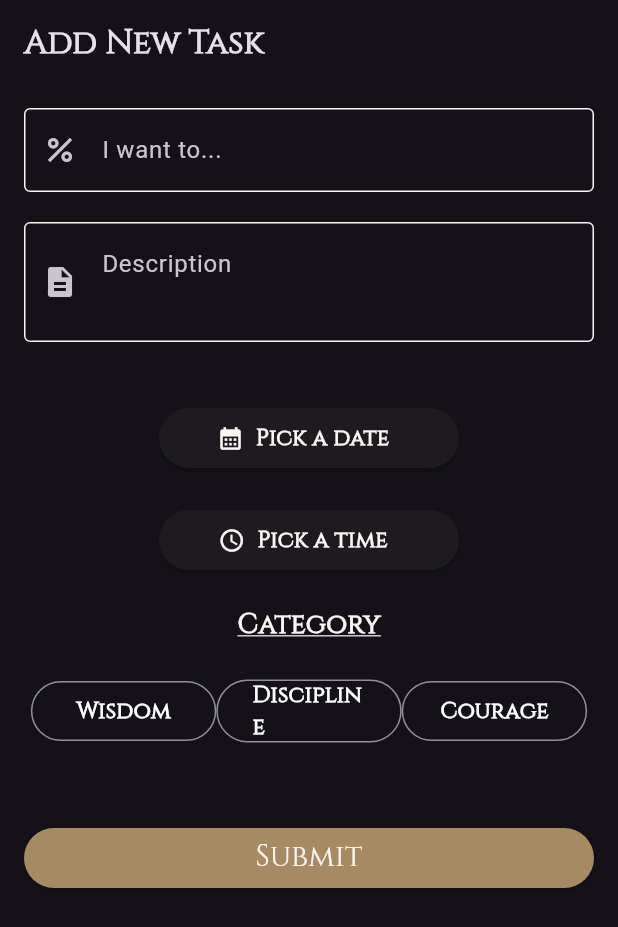
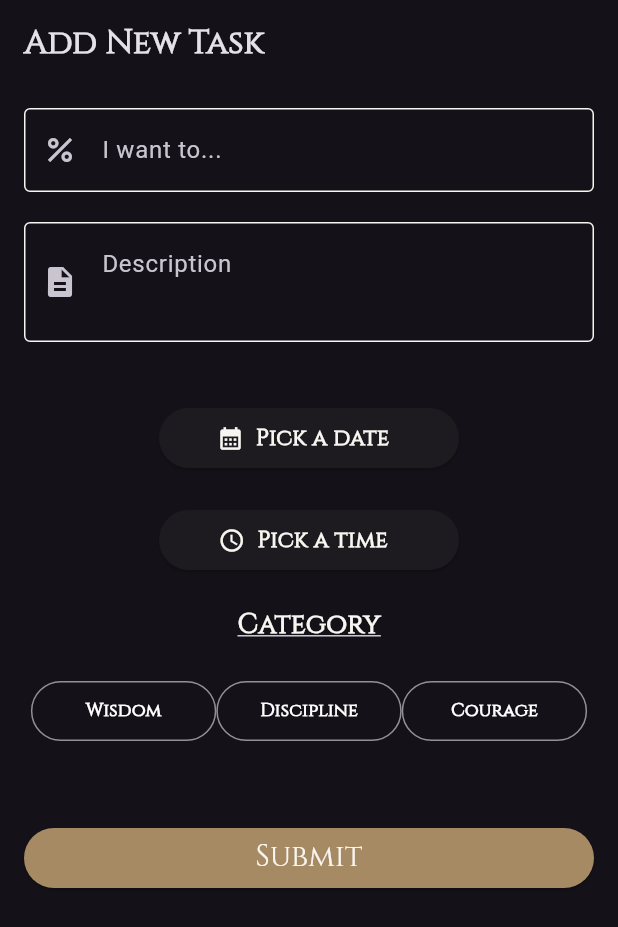
Before and after one commit to RickyS1ngh/aurelius, a Flutter app: the AddTaskScreen screen opened directly, on a phone screen of 412 x 824 dp. Shown: the top 927 px of the screen. Run offline on Flutter 3.47's test engine with Material 3 defaults, Android fonts, the light colour scheme and no system bars; our stand-ins replace cloud_firestore, dash_chat_2, firebase_auth, firebase_core, flutter_dotenv, flutter_riverpod and 5 more; missing offline and left inert: chat_gpt_sdk, cupertino_calendar_picker; accounts and stored records are empty; generated files the repository leaves out were written again.

Commit message:
fix: increase radio button text font size from 15 to 12 (missed in earlier UI update)

```diff
--- a/lib/features/home/widgets/custom_radio_button.dart
+++ b/lib/features/home/widgets/custom_radio_button.dart
@@ -38,7 +38,7 @@ class _CustomRadioButtonState extends State<CustomRadioButton> {
             style: const TextStyle(
                 fontFamily: 'Cinzel',
                 color: Colors.white,
-                fontSize: 15,
+                fontSize: 12,
                 fontWeight: FontWeight.bold),
           )),
     );
```
